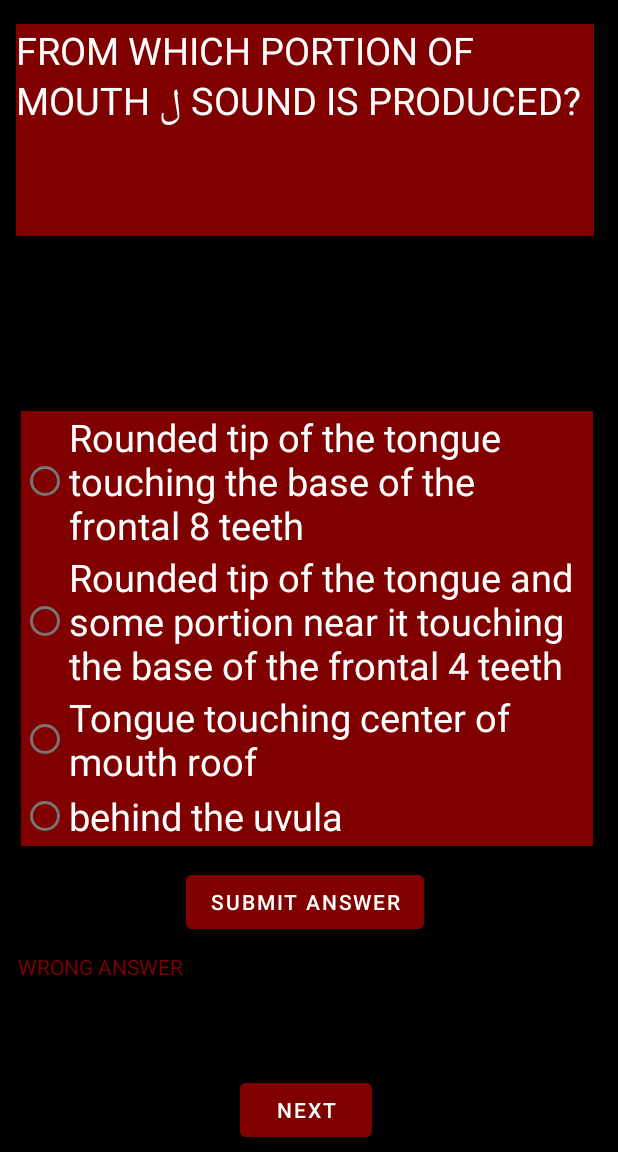
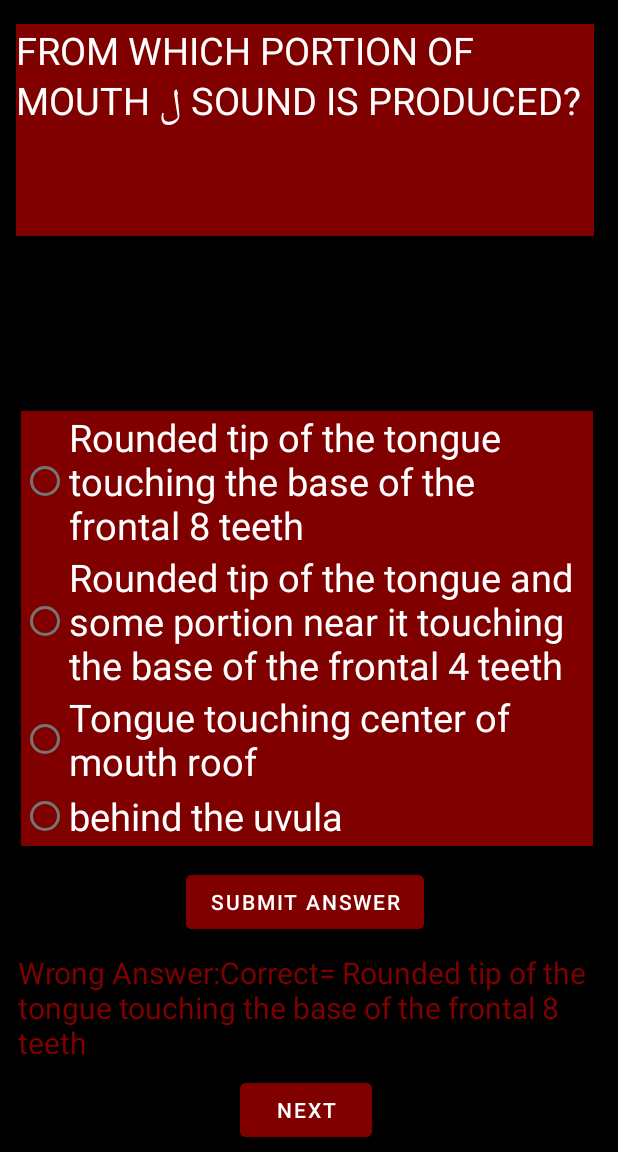
Before and after one commit to MoazShamsi/Asg3, an Android app: the quiz screen opened directly, with no data from a screen before it, after a tap on "SUBMIT ANSWER", on a phone screen of 412 x 824 dp, the part 84-1236 px from its top. Run offline under Robolectric (Android 15) with nearby library versions, the phone set to English and light mode, and no system bars; 1 statement that could not run was skipped.

Commit message:
ALL THINGS CHECKED

```diff
--- a/app/src/main/java/com/example/asg3/quiz.java
+++ b/app/src/main/java/com/example/asg3/quiz.java
@@ -119,7 +119,9 @@ public class quiz extends AppCompatActivity {
                 }
                 else
                 {
-                    display.setText("WRONG ANSWER");
+                    String x="Wrong Answer:Correct= ";
+                    x=x+answers.get(i);
+                    display.setText(x);
                 }
             }
 
--- a/app/src/main/res/layout/activity_quiz.xml
+++ b/app/src/main/res/layout/activity_quiz.xml
@@ -101,6 +101,7 @@
         android:layout_marginStart="12dp"
         android:layout_marginBottom="13dp"
         android:text="@string/anstv"
+        android:textSize="20dp"
         android:textColor="@color/maroon"
         app:layout_constraintBottom_toTopOf="@+id/next"
         app:layout_constraintStart_toStartOf="parent" />
```
Also changed, not shown: app/src/main/java/com/example/asg3/result.java (+8 -1 lines).
